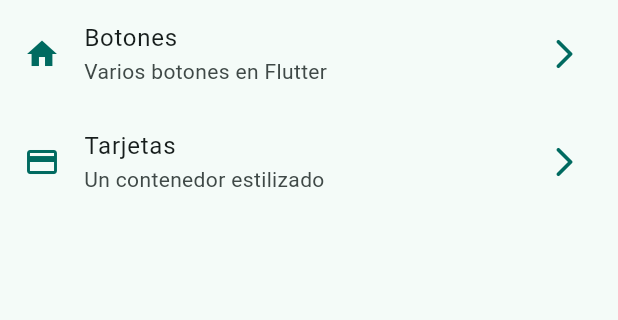
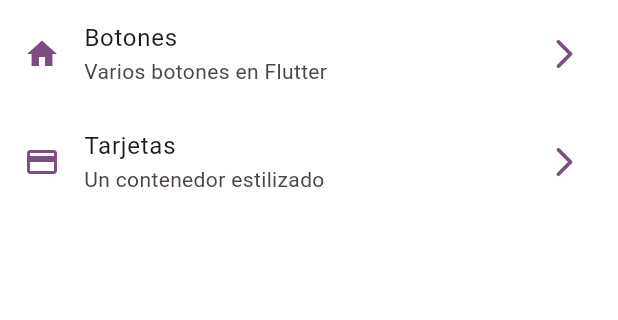
Before and after one commit to Frank076-web/widgets_app_flutter, a Flutter app: the screen it shows after launch, on a phone screen of 412 x 824 dp, the part 84-404 px from its top. Run offline on Flutter 3.47's test engine with Material 3 defaults, Android fonts, the phone set to English and light mode, and no system bars; our stand-ins replace go_router.

```diff
--- a/lib/config/index.dart
+++ b/lib/config/config.dart
@@ -1,2 +1,3 @@
+export './router/app_router.dart';
 export './theme/app_theme.dart';
 export './menu/menu_items.dart';
--- /dev/null
+++ b/lib/config/router/app_router.dart
@@ -0,0 +1,21 @@
+import 'package:go_router/go_router.dart';
+import 'package:widgets_app/presentation/screens/screens.dart';
+
+// GoRouter configuration
+final appRouter = GoRouter(
+  initialLocation: '/',
+  routes: [
+    GoRoute(
+      path: '/',
+      builder: (context, state) => const HomeScreen(),
+    ),
+    GoRoute(
+      path: '/buttons',
+      builder: (context, state) => const ButtonsScreen(),
+    ),
+    GoRoute(
+      path: '/cards',
+      builder: (context, state) => const CardsScreen(),
+    ),
+  ],
+);
--- a/lib/config/theme/app_theme.dart
+++ b/lib/config/theme/app_theme.dart
@@ -22,6 +22,7 @@ class AppTheme {
 
   ThemeData getThemeData() => ThemeData(
       useMaterial3: true,
+        scaffoldBackgroundColor: const Color.fromRGBO(255, 255, 255, 1),
       colorSchemeSeed: colorList[selectedColor],
         appBarTheme: const AppBarTheme(centerTitle: false),
       );
--- a/lib/main.dart
+++ b/lib/main.dart
@@ -1,6 +1,5 @@
 import 'package:flutter/material.dart';
-import 'package:widgets_app/config/index.dart';
-import 'package:widgets_app/presentation/screens/index.dart';
+import 'package:widgets_app/config/config.dart';
 
 void main() => runApp(const MyApp());
 
@@ -9,16 +8,11 @@ class MyApp extends StatelessWidget {
 
   @override
   Widget build(BuildContext context) {
-    return MaterialApp(
+    return MaterialApp.router(
       debugShowCheckedModeBanner: false,
       title: 'Material App',
-      theme: AppTheme(selectedColor: 1).getThemeData(),
-      routes: {
-        '/': (context) => const HomeScreen(),
-        '/buttons': (context) => const ButtonsScreen(),
-        '/cards': (context) => const CardsScreen(),
-      },
-      initialRoute: '/',
+      theme: AppTheme(selectedColor: 4).getThemeData(),
+      routerConfig: appRouter,
     );
   }
 }
--- a/lib/presentation/screens/home/home_screen.dart
+++ b/lib/presentation/screens/home/home_screen.dart
@@ -1,5 +1,5 @@
 import 'package:flutter/material.dart';
-import 'package:widgets_app/presentation/widgets/index.dart';
+import 'package:widgets_app/presentation/widgets/widgets.dart';
 
 class HomeScreen extends StatelessWidget {
   const HomeScreen({super.key});
--- a/lib/presentation/widgets/home/home_list_tile.dart
+++ b/lib/presentation/widgets/home/home_list_tile.dart
@@ -1,5 +1,6 @@
 import 'package:flutter/material.dart';
-import 'package:widgets_app/config/index.dart';
+import 'package:go_router/go_router.dart';
+import 'package:widgets_app/config/config.dart';
 
 class HomeListTile extends StatelessWidget {
   final MenuItem menuItem;
@@ -22,7 +23,7 @@ class HomeListTile extends StatelessWidget {
       title: Text(menuItem.title),
       subtitle: Text(menuItem.subTitle),
       onTap: () {
-        Navigator.pushNamed(context, menuItem.link);
+        context.push(menuItem.link);
       },
     );
   }
--- a/lib/presentation/widgets/home/home_view.dart
+++ b/lib/presentation/widgets/home/home_view.dart
@@ -1,6 +1,6 @@
 import 'package:flutter/material.dart';
-import 'package:widgets_app/config/index.dart';
-import 'package:widgets_app/presentation/widgets/index.dart';
+import 'package:widgets_app/config/config.dart';
+import 'package:widgets_app/presentation/widgets/widgets.dart';
 
 class HomeView extends StatelessWidget {
   const HomeView({super.key});
```
Also changed, not shown: pubspec.yaml (+4 -12 lines), lib/presentation/screens/screens.dart (renamed from lib/presentation/screens/index.dart), lib/presentation/widgets/widgets.dart (renamed from lib/presentation/widgets/index.dart), pubspec.lock.
